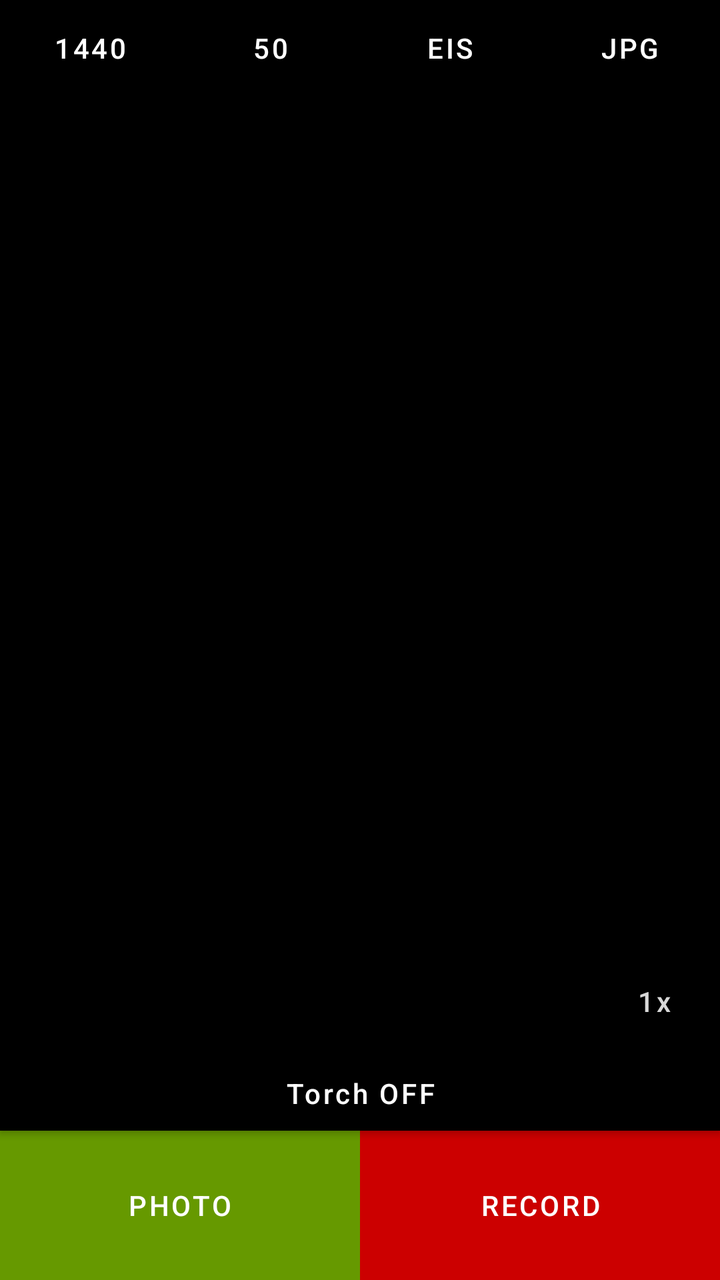
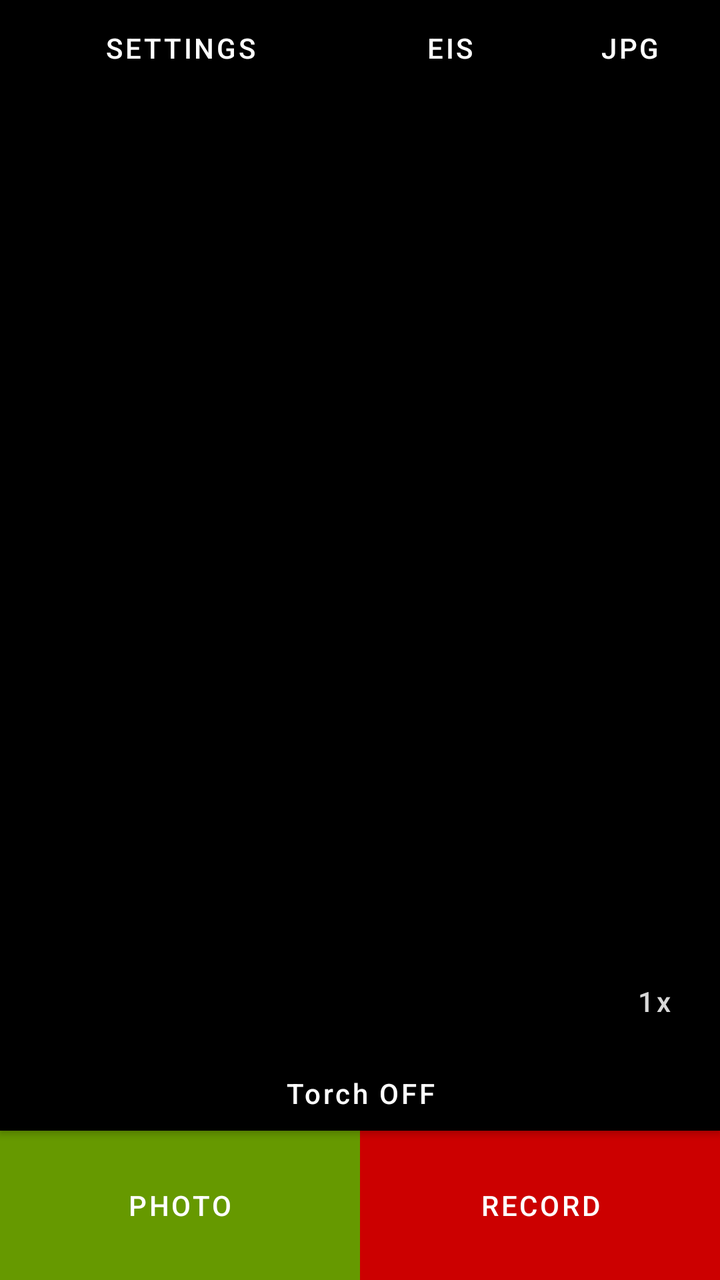

Compare the two renders of this Android layout. The source of the first and the diff that turns it into the second are given below.
<!-- AndroidManifest.xml: application theme Theme.DualLens3DCamera -->
<!-- res/layout/activity_main.xml -->
<?xml version="1.0" encoding="utf-8"?>
<androidx.constraintlayout.widget.ConstraintLayout
    xmlns:android="http://schemas.android.com/apk/res/android"
    xmlns:app="http://schemas.android.com/apk/res-auto"
    android:id="@+id/root"
    android:layout_width="match_parent"
    android:layout_height="match_parent"
    android:background="@android:color/black">

    
    <LinearLayout
        android:id="@+id/topBar"
        android:layout_width="0dp"
        android:layout_height="48dp"
        android:orientation="horizontal"
        android:weightSum="4"
        app:layout_constraintTop_toTopOf="parent"
        app:layout_constraintStart_toStartOf="parent"
        app:layout_constraintEnd_toEndOf="parent">

        <com.google.android.material.button.MaterialButton
            android:id="@+id/btnVideoRes"
            android:layout_width="0dp"
            android:layout_height="match_parent"
            android:layout_weight="1"
            android:insetLeft="0dp"
            android:insetRight="0dp"
            android:insetTop="0dp"
            android:insetBottom="0dp"
            android:maxLines="1"
            android:ellipsize="end"
            android:textAllCaps="false"
            android:text="1440"
            android:textColor="@android:color/white"
            app:backgroundTint="@android:color/black"
            app:cornerRadius="0dp"/>

        <com.google.android.material.button.MaterialButton
            android:id="@+id/btnBitrate"
            android:layout_width="0dp"
            android:layout_height="match_parent"
            android:layout_weight="1"
            android:insetLeft="0dp"
            android:insetRight="0dp"
            android:insetTop="0dp"
            android:insetBottom="0dp"
            android:maxLines="1"
            android:ellipsize="end"
            android:textAllCaps="false"
            android:text="50"
            android:textColor="@android:color/white"
            app:backgroundTint="@android:color/black"
            app:cornerRadius="0dp"/>

        <com.google.android.material.button.MaterialButton
            android:id="@+id/btnEis"
            android:layout_width="0dp"
            android:layout_height="match_parent"
            android:layout_weight="1"
            android:insetLeft="0dp"
            android:insetRight="0dp"
            android:insetTop="0dp"
            android:insetBottom="0dp"
            android:maxLines="1"
            android:ellipsize="end"
            android:textAllCaps="false"
            android:text="EIS"
            android:textColor="@android:color/white"
            app:backgroundTint="@android:color/black"
            app:cornerRadius="0dp"/>

        
        <com.google.android.material.button.MaterialButton
            android:id="@+id/btnFormat"
            android:layout_width="0dp"
            android:layout_height="match_parent"
            android:layout_weight="1"
            android:insetLeft="0dp"
            android:insetRight="0dp"
            android:insetTop="0dp"
            android:insetBottom="0dp"
            android:maxLines="1"
            android:ellipsize="end"
            android:textAllCaps="false"
            android:text="JPG"
            android:textColor="@android:color/white"
            app:backgroundTint="@android:color/black"
            app:cornerRadius="0dp"/>
    </LinearLayout>

    
    <TextureView
        android:id="@+id/textureView"
        android:layout_width="0dp"
        android:layout_height="0dp"
        app:layout_constraintDimensionRatio="3:4"
        app:layout_constraintTop_toBottomOf="@id/topBar"
        app:layout_constraintStart_toStartOf="parent"
        app:layout_constraintEnd_toEndOf="parent"/>

    
    <com.google.android.material.button.MaterialButton
        android:id="@+id/btnZoom"
        android:layout_width="wrap_content"
        android:layout_height="wrap_content"
        android:layout_marginEnd="12dp"
        android:layout_marginBottom="12dp"
        android:alpha="0.85"
        android:insetLeft="0dp"
        android:insetRight="0dp"
        android:insetTop="0dp"
        android:insetBottom="0dp"
        android:minWidth="0dp"
        android:minHeight="0dp"
        android:paddingStart="12dp"
        android:paddingEnd="12dp"
        android:paddingTop="6dp"
        android:paddingBottom="6dp"
        android:text="1x"
        android:textAllCaps="false"
        android:textColor="@android:color/white"
        app:backgroundTint="@android:color/black"
        app:cornerRadius="16dp"
        app:layout_constraintBottom_toBottomOf="@id/textureView"
        app:layout_constraintEnd_toEndOf="@id/textureView"/>

    
    <LinearLayout
        android:id="@+id/buttonPanel"
        android:layout_width="0dp"
        android:layout_height="0dp"
        android:orientation="vertical"
        app:layout_constraintTop_toBottomOf="@id/textureView"
        app:layout_constraintBottom_toBottomOf="parent"
        app:layout_constraintStart_toStartOf="parent"
        app:layout_constraintEnd_toEndOf="parent">

        <com.google.android.material.button.MaterialButton
            android:id="@+id/btnTorch"
            android:layout_width="match_parent"
            android:layout_height="0dp"
            android:layout_weight="1"
            android:textAllCaps="false"
            android:text="Torch OFF"
            android:textColor="@android:color/white"
            app:backgroundTint="@android:color/black"
            android:insetLeft="0dp"
            android:insetRight="0dp"
            android:insetTop="0dp"
            android:insetBottom="0dp"
            app:cornerRadius="0dp"/>

        <LinearLayout
            android:layout_width="match_parent"
            android:layout_height="0dp"
            android:layout_weight="2"
            android:orientation="horizontal">

            <com.google.android.material.button.MaterialButton
                android:id="@+id/btnPhoto"
                android:layout_width="0dp"
                android:layout_height="match_parent"
                android:layout_weight="1"
                android:textAllCaps="false"
                android:text="PHOTO"
                android:textColor="@android:color/white"
                app:backgroundTint="@android:color/holo_green_dark"
                android:insetLeft="0dp"
                android:insetRight="0dp"
                android:insetTop="0dp"
                android:insetBottom="0dp"
                app:cornerRadius="0dp"/>

            <com.google.android.material.button.MaterialButton
                android:id="@+id/btnRecord"
                android:layout_width="0dp"
                android:layout_height="match_parent"
                android:layout_weight="1"
                android:textAllCaps="false"
                android:text="RECORD"
                android:textColor="@android:color/white"
                app:backgroundTint="@android:color/holo_red_dark"
                android:insetLeft="0dp"
                android:insetRight="0dp"
                android:insetTop="0dp"
                android:insetBottom="0dp"
                app:cornerRadius="0dp"/>
        </LinearLayout>

    </LinearLayout>

</androidx.constraintlayout.widget.ConstraintLayout>
<!-- resources referenced by this layout -->
<resources>
  <style name="Theme.DualLens3DCamera" parent="Theme.MaterialComponents.DayNight.NoActionBar">
          <item name="android:statusBarColor">@color/black</item>
          <item name="android:navigationBarColor">@color/black</item>
          <item name="android:windowBackground">@color/black</item>
          <item name="android:colorBackground">@color/black</item>
          <item name="android:forceDarkAllowed" tools:targetApi="q">false</item>
      </style>
  <color name="black">#FF000000</color>
</resources>

<!-- the commit's change to res/layout/activity_main.xml (unified diff, before → after) -->
@@ -19,10 +19,10 @@
         app:layout_constraintEnd_toEndOf="parent">
 
         <com.google.android.material.button.MaterialButton
-            android:id="@+id/btnVideoRes"
+            android:id="@+id/btnSettings"
             android:layout_width="0dp"
             android:layout_height="match_parent"
-            android:layout_weight="1"
+            android:layout_weight="2"
             android:insetLeft="0dp"
             android:insetRight="0dp"
             android:insetTop="0dp"
@@ -30,24 +30,7 @@
             android:maxLines="1"
             android:ellipsize="end"
             android:textAllCaps="false"
-            android:text="1440"
-            android:textColor="@android:color/white"
-            app:backgroundTint="@android:color/black"
-            app:cornerRadius="0dp"/>
-
-        <com.google.android.material.button.MaterialButton
-            android:id="@+id/btnBitrate"
-            android:layout_width="0dp"
-            android:layout_height="match_parent"
-            android:layout_weight="1"
-            android:insetLeft="0dp"
-            android:insetRight="0dp"
-            android:insetTop="0dp"
-            android:insetBottom="0dp"
-            android:maxLines="1"
-            android:ellipsize="end"
-            android:textAllCaps="false"
-            android:text="50"
+            android:text="SETTINGS"
             android:textColor="@android:color/white"
             app:backgroundTint="@android:color/black"
             app:cornerRadius="0dp"/>
